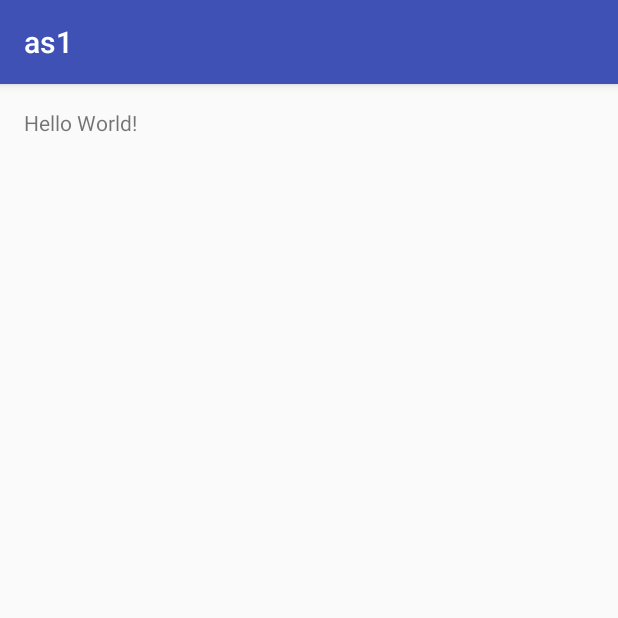
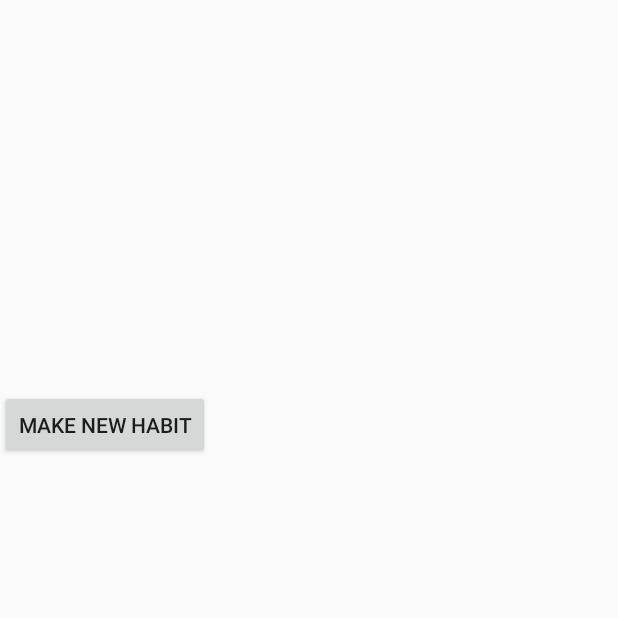
Before and after one commit to dprance/as1, an Android app: the screen it shows after launch (MainActivity), on a phone screen of 412 x 824 dp, the top half of it. Run offline under Robolectric (Android 15) with nearby library versions, the phone set to English and light mode, and no system bars; 3 statements that could not run were skipped.

Commit message:
Added some interfacing

```diff
--- a/app/build.gradle
+++ b/app/build.gradle
@@ -23,4 +23,5 @@ dependencies {
     compile fileTree(dir: 'libs', include: ['*.jar'])
     testCompile 'junit:junit:4.12'
     compile 'com.android.support:appcompat-v7:23.4.0'
+    compile 'com.google.android.gms:play-services-appindexing:8.4.0'
 }
--- a/app/src/main/AndroidManifest.xml
+++ b/app/src/main/AndroidManifest.xml
@@ -14,7 +14,11 @@
 
                 <category android:name="android.intent.category.LAUNCHER" />
             </intent-filter>
-        </activity>
+        </activity><!-- ATTENTION: This was auto-generated to add Google Play services to your project for
+     App Indexing.  See https://g.co/AppIndexing/AndroidStudio for more information. -->
+        <meta-data
+            android:name="com.google.android.gms.version"
+            android:value="@integer/google_play_services_version" />
     </application>
 
 </manifest>
--- a/app/src/main/java/dprance/as1/MainActivity.java
+++ b/app/src/main/java/dprance/as1/MainActivity.java
@@ -1,13 +1,148 @@
 package dprance.as1;
 
-import android.support.v7.app.AppCompatActivity;
+import android.app.Activity;
+import android.content.Context;
+import android.net.Uri;
 import android.os.Bundle;
+import android.view.View;
+import android.widget.ArrayAdapter;
+import android.widget.Button;
+import android.widget.EditText;
+import android.widget.ListView;
 
-public class MainActivity extends AppCompatActivity {
+import com.google.android.gms.appindexing.Action;
+import com.google.android.gms.appindexing.AppIndex;
+import com.google.android.gms.appindexing.Thing;
+import com.google.android.gms.common.api.GoogleApiClient;
+
+import java.io.BufferedReader;
+import java.io.FileInputStream;
+import java.io.FileNotFoundException;
+import java.io.FileOutputStream;
+import java.io.IOException;
+import java.io.InputStreamReader;
+import java.util.ArrayList;
+import java.util.Date;
+
+public class MainActivity extends Activity {
+
+    private static final String FILENAME = "file.sav";
+    private EditText bodyText;
+    private ListView habitsList;
+    /**
+     * ATTENTION: This was auto-generated to implement the App Indexing API.
+     * See https://g.co/AppIndexing/AndroidStudio for more information.
+     */
+    private GoogleApiClient client;
+
+    /**
+     * Called when the activity is first created.
+     */
+    @Override
+    public void onCreate(Bundle savedInstanceState) {
+        super.onCreate(savedInstanceState);
+        setContentView(R.layout.list);
+/*
+        bodyText = (EditText) findViewById(R.id.editText);
+        Button createButton = (Button) findViewById(R.id.create);
+        habitsList = (ListView) findViewById(R.id.habitsList);
+
+        createButton.setOnClickListener(new View.OnClickListener() {
+
+            public void onClick(View v) {
+                setResult(RESULT_OK);
+
+                String text = bodyText.getText().toString();
+                Date theDate = new Date();
+                Habit newHabit = new IncompleteHabit(text);
+
+                newHabit.getName();
+
+                saveInFile(text, new Date(System.currentTimeMillis()));
+                //finish();
+
+            }
+        });
+        // ATTENTION: This was auto-generated to implement the App Indexing API.
+        // See https://g.co/AppIndexing/AndroidStudio for more information.*/
+        client = new GoogleApiClient.Builder(this).addApi(AppIndex.API).build();
+    }
 
     @Override
-    protected void onCreate(Bundle savedInstanceState) {
-        super.onCreate(savedInstanceState);
-        setContentView(R.layout.activity_main);
+    protected void onStart() {
+        // TODO Auto-generated method stub
+        super.onStart();// ATTENTION: This was auto-generated to implement the App Indexing API.
+// See https://g.co/AppIndexing/AndroidStudio for more information.
+        client.connect();
+        String[] habits = loadFromFile();
+        ArrayAdapter<String> adapter = new ArrayAdapter<String>(this,
+                R.layout.list, habits);
+        //habitsList.setAdapter(adapter);
+        // ATTENTION: This was auto-generated to implement the App Indexing API.
+        // See https://g.co/AppIndexing/AndroidStudio for more information.
+        AppIndex.AppIndexApi.start(client, getIndexApiAction());
+    }
+
+    private String[] loadFromFile() {
+        ArrayList<String> habits = new ArrayList<String>();
+        try {
+            FileInputStream fis = openFileInput(FILENAME);
+            BufferedReader in = new BufferedReader(new InputStreamReader(fis));
+            String line = in.readLine();
+            while (line != null) {
+                habits.add(line);
+                line = in.readLine();
+            }
+
+        } catch (FileNotFoundException e) {
+            // TODO Auto-generated catch block
+            e.printStackTrace();
+        } catch (IOException e) {
+            // TODO Auto-generated catch block
+            e.printStackTrace();
+        }
+        return habits.toArray(new String[habits.size()]);
+    }
+
+    private void saveInFile(String text, Date date) {
+        try {
+            FileOutputStream fos = openFileOutput(FILENAME,
+                    Context.MODE_APPEND);
+            fos.write(new String(date.toString() + " | " + text)
+                    .getBytes());
+            fos.close();
+        } catch (FileNotFoundException e) {
+            // TODO Auto-generated catch block
+            e.printStackTrace();
+        } catch (IOException e) {
+            // TODO Auto-generated catch block
+            e.printStackTrace();
+        }
+    }
+
+    /**
+     * ATTENTION: This was auto-generated to implement the App Indexing API.
+     * See https://g.co/AppIndexing/AndroidStudio for more information.
+     */
+    public Action getIndexApiAction() {
+        Thing object = new Thing.Builder()
+                .setName("Main Page") // TODO: Define a title for the content shown.
+                // TODO: Make sure this auto-generated URL is correct.
+                .setUrl(Uri.parse("http://[ENTER-YOUR-URL-HERE]"))
+                .build();
+        return new Action.Builder(Action.TYPE_VIEW)
+                .setObject(object)
+                .setActionStatus(Action.STATUS_TYPE_COMPLETED)
+                .build();
+    }
+
+    @Override
+    public void onStop() {
+        super.onStop();
+
+        // ATTENTION: This was auto-generated to implement the App Indexing API.
+        // See https://g.co/AppIndexing/AndroidStudio for more information.
+        AppIndex.AppIndexApi.end(client, getIndexApiAction());
+        client.disconnect();
     }
 }
--- a/app/src/main/res/layout/activity_main.xml
+++ /dev/null
@@ -1,16 +0,0 @@
-<?xml version="1.0" encoding="utf-8"?>
-<RelativeLayout xmlns:android="http://schemas.android.com/apk/res/android"
-    xmlns:tools="http://schemas.android.com/tools"
-    android:layout_width="match_parent"
-    android:layout_height="match_parent"
-    android:paddingBottom="@dimen/activity_vertical_margin"
-    android:paddingLeft="@dimen/activity_horizontal_margin"
-    android:paddingRight="@dimen/activity_horizontal_margin"
-    android:paddingTop="@dimen/activity_vertical_margin"
-    tools:context="dprance.as1.MainActivity">
-
-    <TextView
-        android:layout_width="wrap_content"
-        android:layout_height="wrap_content"
-        android:text="Hello World!" />
-</RelativeLayout>
--- /dev/null
+++ b/app/src/main/res/layout/list.xml
@@ -0,0 +1,16 @@
+<?xml version="1.0" encoding="utf-8"?>
+<LinearLayout xmlns:android="http://schemas.android.com/apk/res/android"
+    android:orientation="vertical" android:layout_width="match_parent"
+    android:layout_height="match_parent">
+
+    <ListView
+        android:id="@+id/habitsList"
+        android:layout_width="195dp"
+        android:layout_height="260dp" />
+
+    <Button
+        android:text="Make New Habit"
+        android:layout_width="wrap_content"
+        android:layout_height="46dp"
+        android:id="@+id/toMain" />
+</LinearLayout>
--- a/build.gradle
+++ b/build.gradle
@@ -5,7 +5,7 @@ buildscript {
         jcenter()
     }
     dependencies {
-        classpath 'com.android.tools.build:gradle:2.0.0'
+        classpath 'com.android.tools.build:gradle:2.2.0'
 
         // NOTE: Do not place your application dependencies here; they belong
         // in the individual module build.gradle files
```
Also changed, not shown: app/src/main/java/dprance/as1/CompletedHabit.java (+11 -1 lines), app/src/main/java/dprance/as1/Habit.java (+23 -3 lines), app/src/main/java/dprance/as1/IncompleteHabit.java (+11 -2 lines), app/src/main/java/dprance/as1/TaskTooLongException.java (added, +8 -0 lines), app/src/main/res/layout/completions.xml (added, +16 -0 lines), app/src/main/res/layout/main.xml (added, +117 -0 lines), gradle/wrapper/gradle-wrapper.properties.
